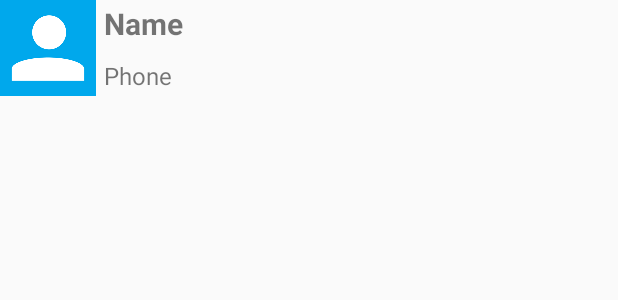
After one commit to yuriyonamine/Agenda, an Android app: the layout student_list_items.xml on its own in the app's theme, with its tools: preview values and no code run, on a phone screen of 412 x 824 dp. The commit adds this screen. Shown: the top 300 px of the screen. Run offline under Robolectric (Android 15) with nearby library versions, the light colour scheme and no system bars.

Commit message:
Improved the students list Layout

```diff
--- a/app/src/main/java/com/example/play/yuri/agenda/StudentListActivity.java
+++ b/app/src/main/java/com/example/play/yuri/agenda/StudentListActivity.java
@@ -14,6 +14,7 @@ import android.view.MenuItem;
 import android.view.View;
 import android.widget.AdapterView;
 import android.widget.ArrayAdapter;
+import android.widget.BaseAdapter;
 import android.widget.Button;
 import android.widget.ListView;
 import android.widget.Toast;
@@ -65,7 +66,7 @@ public class StudentListActivity extends AppCompatActivity {
         StudentDAO studentDAO = new StudentDAO(this);
         List<Student> students = studentDAO.findAll();
 
-        ArrayAdapter<Student> adapter = new ArrayAdapter<Student>(this, android.R.layout.simple_list_item_1, students);
+        BaseAdapter adapter = new StudentListAdapter(this, students);
         studentList.setAdapter(adapter);
     }
 
--- /dev/null
+++ b/app/src/main/res/layout/student_list_items.xml
@@ -0,0 +1,36 @@
+<?xml version="1.0" encoding="utf-8"?>
+<LinearLayout xmlns:android="http://schemas.android.com/apk/res/android"
+    android:layout_width="match_parent"
+    android:layout_height="wrap_content"
+    android:orientation="horizontal">
+
+    <ImageView
+        android:layout_width="64dp"
+        android:layout_height="64dp"
+        android:src="@drawable/person"
+        android:id="@+id/photo_item"/>
+
+        <LinearLayout
+            android:layout_width="wrap_content"
+            android:layout_height="match_parent"
+            android:orientation="vertical"
+            android:gravity="center_vertical"
+            android:layout_marginLeft="5dp">
+
+            <TextView
+                android:layout_width="wrap_content"
+                android:layout_height="wrap_content"
+                android:text="Name"
+                android:textSize="20sp"
+                android:textStyle="bold"
+                android:id="@+id/name_item"/>
+            <TextView
+                android:layout_width="wrap_content"
+                android:layout_height="wrap_content"
+                android:text="Phone"
+                android:layout_marginTop="10dp"
+                android:textSize="16sp"
+                android:id="@+id/phone_item"/>
+
+    </LinearLayout>
+</LinearLayout>
```
Also changed, not shown: app/src/main/java/com/example/play/yuri/agenda/StudentListAdapter.java (added, +69 -0 lines).
